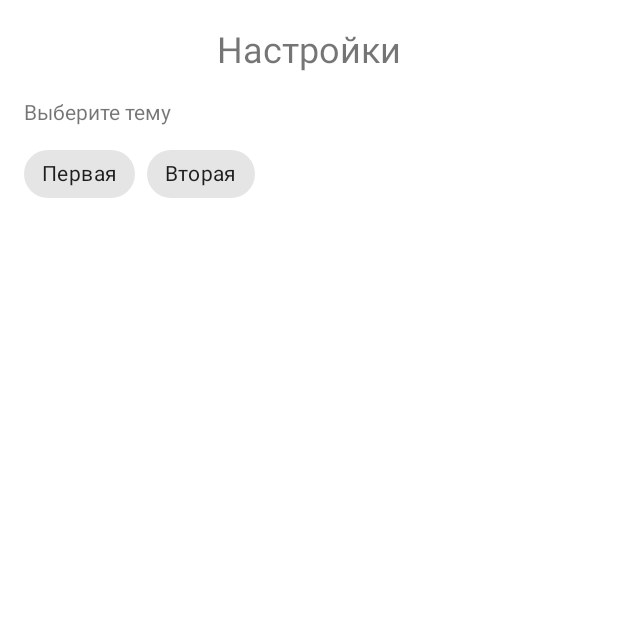
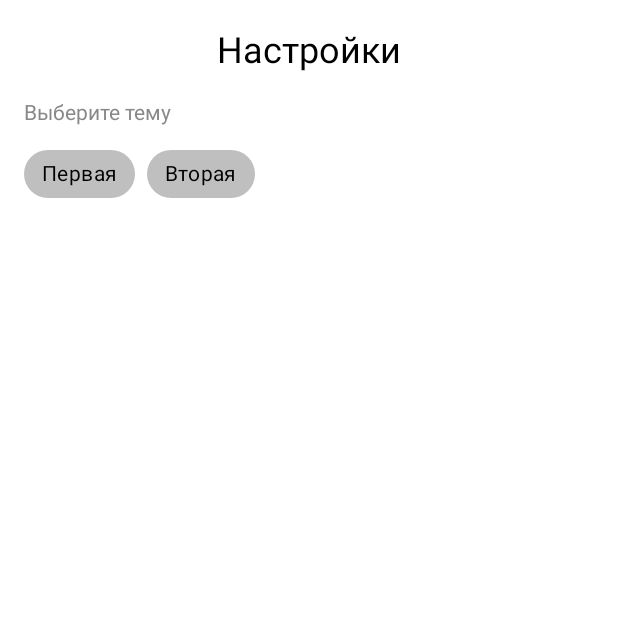
Before and after one commit to NikKonshin/MyPictureOfTheDay, an Android app: the screen it shows after launch (MainActivity), after a tap on "Настройки", on a phone screen of 412 x 824 dp, the top half of it. Run offline under Robolectric (Android 15) with nearby library versions, the phone set to English and light mode, and no system bars; libraries missing offline, so code that uses them is left out: coil.api.load; pictures from the network do not load.

Commit message:
доделал немного тему, при этом не писал viewmodel для фрагмента настроек, пока что.

```diff
--- a/app/src/main/java/com/example/mypictureoftheday/material/ui/fragments/SettingsFragment.kt
+++ b/app/src/main/java/com/example/mypictureoftheday/material/ui/fragments/SettingsFragment.kt
@@ -36,7 +36,7 @@ class SettingsFragment : Fragment() {
                     }
 
                     "Вторая"-> {
-                        CounterTheme.setTheme(R.style.Theme_MyCustom)
+                        CounterTheme.setTheme(R.style.Theme_MyCustomNight)
                         Toast.makeText(context, "Выбран ${it.id}", Toast.LENGTH_SHORT).show()
                     }
                 }
--- /dev/null
+++ b/app/src/main/res/color/chip_day_color.xml
@@ -0,0 +1,6 @@
+<?xml version="1.0" encoding="utf-8"?>
+<selector xmlns:android="http://schemas.android.com/apk/res/android">
+    <item android:color="@color/purple_200" android:state_pressed="true" />
+    <item android:color="@color/purple_200" android:state_checked="true" />
+    <item android:color="#40000000" android:state_enabled="true"/>
+</selector>
--- /dev/null
+++ b/app/src/main/res/color/chip_night_color.xml
@@ -0,0 +1,10 @@
+<?xml version="1.0" encoding="utf-8"?>
+<selector xmlns:android="http://schemas.android.com/apk/res/android">
+
+
+    <item android:color="#BC000000" android:state_pressed="true" />
+    <item android:color="@color/white" android:state_checked="true" />
+    <item android:color="@color/color_gray" android:state_enabled="true"/>
+
+
+</selector>
--- /dev/null
+++ b/app/src/main/res/color/text_input_lauout_stroke_color_night.xml
@@ -0,0 +1,5 @@
+<?xml version="1.0" encoding="utf-8"?>
+<selector xmlns:android="http://schemas.android.com/apk/res/android">
+    <item android:color="@color/white_transparent" android:state_focused="false"/>
+    <item android:color="@color/white" android:state_focused="true"/>
+</selector>
--- a/app/src/main/res/layout/fragment_main.xml
+++ b/app/src/main/res/layout/fragment_main.xml
@@ -42,6 +42,6 @@
     <com.google.android.material.floatingactionbutton.FloatingActionButton
         android:id="@+id/fab"
         app:layout_anchor="@id/bottom_app_bar"
-        style="@style/MyThemeFloatingActionButtonFragmentMain"
+        style="@style/MyThemeFloatingActionButton"
         app:srcCompat="@drawable/ic_plus_fab"/>
 </androidx.coordinatorlayout.widget.CoordinatorLayout>
--- a/app/src/main/res/values/colors.xml
+++ b/app/src/main/res/values/colors.xml
@@ -14,4 +14,8 @@
     <color name="color_gray">#66000000</color>
     <color name="sheet_line_background">#663b4351</color>
     <color name="bottom_sheet_color_background">#f6f6fa</color>
+    <color name="black_grey">#060609</color>
+    <color name="grey_transparent">#D26F6F70</color>
+    <color name="white_transparent">#60FFFFFF</color>
+
 </resources>
--- a/app/src/main/res/values/dimens.xml
+++ b/app/src/main/res/values/dimens.xml
@@ -13,4 +13,5 @@
     <dimen name="standard_margin_start_tv_name_chips_group">16dp</dimen>
     <dimen name="standard_margin_start_chips_group">16dp</dimen>
     <dimen name="small_margin_top_chips_group">8dp</dimen>
+    <dimen name="small_margin_navigation_view">8dp</dimen>
 </resources>
--- a/app/src/main/res/values/styles.xml
+++ b/app/src/main/res/values/styles.xml
@@ -24,7 +24,7 @@
 
     <!--    MainActivityThemes-->
     <style name="MyThemeFrameLayoutMainActivity" parent="MyThemeLayoutsMatchParent">
-
+        <item name="android:background">?backgroundColor</item>
     </style>
 
     <!--    MainFragmentThemes-->
@@ -44,9 +44,21 @@
         <item name="layout_constraintTop_toTopOf">parent</item>
         <item name="layout_constraintEnd_toEndOf">parent</item>
         <item name="layout_constraintStart_toStartOf">parent</item>
+        <item name="android:textColorHighlight">?MyTextColorView</item>
+        <item name="helperTextTextColor">?MyTextColorView</item>
+        <item name="counterTextColor">?MyTextColorView</item>
+        <item name="android:textColorHint">?MyTextColorView</item>
+        <item name="hintTextColor">?MyTextColorView</item>
+        <item name="endIconTint">?MyTextColorView</item>
+        <item name="boxStrokeColor">?MyColorStrokeTextInput</item>
+
     </style>
 
-    <style name="MyThemeTextInputEditTextFragmentMain" parent="MyThemeLayoutsMPAndWP"></style>
+    <style name="MyThemeTextInputEditTextFragmentMain">
+        <item name="android:layout_width">match_parent</item>
+        <item name="android:layout_height">wrap_content</item>
+        <item name="android:textColor">?MyTextColorView</item>
+    </style>
 
     <style name="MyNestedScrollViewFragmentMain" parent="MyThemeLayoutsMatchParent" />
 
@@ -63,20 +75,24 @@
 
     <style name="MyThemeBottomAppBarFragmentMain" parent="MyThemeLayoutsMPAndWP">
         <item name="android:layout_gravity">bottom</item>
-        <item name="android:backgroundTint">?colorPrimary</item>
+        <item name="android:backgroundTint">?MyColorBottomAppBar</item>
         <item name="fabAlignmentMode">center</item>
         <item name="hideOnScroll">true</item>
     </style>
 
-    <style name="MyThemeFloatingActionButtonFragmentMain" parent="MyThemeLayoutsWrapContent">
-        <item name="android:backgroundTint">@color/colorAccent</item>
+
+    <style name="MyThemeFloatingActionButton" parent="Widget.MaterialComponents.FloatingActionButton">
+        <item name="android:layout_width">wrap_content</item>
+        <item name="android:layout_height">wrap_content</item>
+        <item name="android:backgroundTint">?MyFABColor</item>
         <item name="tint">@color/white</item>
+        <item name="backgroundTint">?MyFABTintColor</item>
     </style>
 
     <!--    BottomSheetLayoutThemes-->
 
     <style name="MyThemeConstraintLayoutBottomSheetLayout" parent="MyThemeLayoutsMatchParent">
-        <item name="android:background">@color/bottom_sheet_color_background</item>
+        <item name="android:background">?MyBottomSheetBackgroundColor</item>
         <item name="behavior_hideable">false</item>
         <item name="behavior_peekHeight">@dimen/bottom_sheet_peekHeight</item>
         <item name="android:visibility">visible</item>
@@ -91,38 +107,53 @@
 
 
     <style name="MyThemeTextTitleBottomSheetLayout" parent="MyThemeTextBottomSheetLayout">
-        <item name="android:textColor">@color/black</item>
+        <item name="android:textColor">?attr/MyTextColorTitle</item>
         <item name="android:textSize">@dimen/bot_sheet_tv_title_text_size</item>
         <item name="android:textStyle">bold</item>
     </style>
 
-    <style name="MyThemeTextDescriptionBottomSheetLayout" parent="MyThemeTextBottomSheetLayout" />
+    <style name="MyThemeTextDescriptionBottomSheetLayout" parent="MyThemeTextBottomSheetLayout">
+        <item name="android:textColor">?attr/MyTextColor</item>
+    </style>
 
     <!--    SettingsFragment-->
 
     <style name="MyThemeTextViewHeading" parent="MyThemeLayoutsWrapContent">
         <item name="android:layout_marginTop">@dimen/standard_margin_top_heading</item>
         <item name="android:textSize">@dimen/standard_text_size_heading</item>
+        <item name="android:textColor">?MyTextColorTitle</item>
         <item name="android:textAlignment">center</item>
     </style>
 
     <style name="MyThemeTVNameChipsGroupTextView" parent="MyThemeLayoutsWrapContent">
+        <item name="android:textColor">?MyTextColor</item>
         <item name="android:layout_marginTop">@dimen/standard_margin_top_tv_name_chips_group</item>
-        <item name="android:layout_marginStart">@dimen/standard_margin_start_tv_name_chips_group</item>
+        <item name="android:layout_marginStart">@dimen/standard_margin_start_tv_name_chips_group
+        </item>
     </style>
 
     <style name="MyThemeChipsGroup" parent="MyThemeLayoutsWrapContent">
         <item name="android:layout_marginTop">@dimen/small_margin_top_chips_group</item>
         <item name="android:layout_marginStart">@dimen/standard_margin_start_chips_group</item>
         <item name="singleSelection">true</item>
+
     </style>
 
-        <style name="MyThemeChipChoice" parent="Widget.MaterialComponents.Chip.Choice">
-            <item name="android:layout_width">wrap_content</item>
-            <item name="android:layout_height">wrap_content</item>
-        </style>
-    <!--    <style name="MyThemeSettingsFragmentt" parent="Theme.MaterialComponents.DayNight.NoActionBar">-->
+    <style name="MyThemeChipChoice" parent="Widget.MaterialComponents.Chip.Choice">
+        <item name="android:textColor">?MyTextColorChip</item>
+        <item name="android:layout_width">wrap_content</item>
+        <item name="android:layout_height">wrap_content</item>
+        <item name="chipBackgroundColor">?MyColorBackgroundChip</item>
+    </style>
 
-    <!--    </style>-->
+
+    <style name="MyThemeNavigationView">
+        <item name="android:layout_gravity">bottom</item>
+        <item name="android:layout_marginTop">@dimen/small_margin_navigation_view</item>
+        <item name="android:layout_marginStart">@dimen/small_margin_navigation_view</item>
+        <item name="android:layout_marginEnd">@dimen/small_margin_navigation_view</item>
+
+    </style>
+
 
 </resources>
--- a/app/src/main/res/values/themes.xml
+++ b/app/src/main/res/values/themes.xml
@@ -5,24 +5,57 @@
         <item name="colorPrimary">@color/purple_500</item>
         <item name="colorPrimaryVariant">@color/purple_700</item>
         <item name="colorOnPrimary">@color/white</item>
+        <item name="backgroundColor">@color/white</item>
+        <item name="colorControlActivated">@color/grey_transparent</item>
         <!-- Secondary brand color. -->
         <item name="colorSecondary">@color/teal_200</item>
         <item name="colorSecondaryVariant">@color/teal_700</item>
         <item name="colorOnSecondary">@color/black</item>
+        <item name="MyTextColor">@color/grey_transparent</item>
+        <item name="MyTextColorTitle">@color/black</item>
+        <item name="MyTextColorView">@color/grey_transparent</item>
+        <item name="MyBottomSheetBackgroundColor">@color/bottom_sheet_color_background</item>
+        <item name="MyFABColor">@color/colorAccent</item>
+        <item name="MyFABTintColor">@color/teal_200</item>
+        <item name="MyColorBottomAppBar">@color/purple_500</item>
+        <item name="MyColorStrokeTextInput">@color/grey_transparent</item>
+        <item name="MyTextColorChip">@color/black</item>
+        <item name="MyColorBackgroundChip">@color/chip_day_color</item>
         <!-- Status bar color. -->
         <item name="android:statusBarColor" tools:targetApi="l">?attr/colorPrimaryVariant</item>
         <!-- Customize your theme here. -->
+        <item name="floatingActionButtonStyle">@style/MyThemeFloatingActionButton</item>
     </style>
 
-    <style name="Theme.MyCustom" parent="Theme.MaterialComponents.DayNight.NoActionBar">
+
+
+
+    <style name="Theme.MyCustomNight" parent="Theme.MaterialComponents.DayNight.NoActionBar">
         <!-- Primary brand color. -->
-        <item name="colorPrimary">@color/colorPrimaryDark</item>
-        <item name="colorPrimaryVariant">@color/colorPrimaryDark</item>
+        <item name="colorPrimary">@color/white_transparent</item>
+        <item name="colorPrimaryVariant">@color/black</item>
         <item name="colorOnPrimary">@color/white</item>
+        <item name="floatingActionButtonStyle">@style/MyThemeFloatingActionButton</item>
+        <item name="MyTextColorView">@color/white_transparent</item>
+        <item name="backgroundColor">@color/black</item>
+        <item name="MyFABTintColor">@color/white</item>
+        <item name="colorOnSurface">@color/white_transparent</item>
+
+
+
         <!-- Secondary brand color. -->
         <item name="colorSecondary">@color/teal_200</item>
         <item name="colorSecondaryVariant">@color/teal_700</item>
-        <item name="colorOnSecondary">@color/black</item>
+        <item name="MyBottomSheetBackgroundColor">@color/black_grey</item>
+        <item name="colorOnSecondary">@color/white</item>
+        <item name="MyTextColor">@color/white_transparent</item>
+        <item name="MyTextColorTitle">@color/white</item>
+        <item name="MyTextColorChip">@color/black</item>
+        <item name="MyColorBackgroundChip">@color/chip_night_color</item>
+        <item name="MyFABColor">@color/black</item>
+        <item name="MyColorBottomAppBar">@color/black</item>
+        <item name="MyColorStrokeTextInput">@color/text_input_lauout_stroke_color_night</item>
+        <item name="bottomSheetStyle">@style/MyThemeTextBottomSheetLayout</item>
         <!-- Status bar color. -->
         <item name="android:statusBarColor" tools:targetApi="l">?attr/colorPrimaryVariant</item>
         <!-- Customize your theme here. -->
```
Also changed, not shown: app/src/main/res/layout/bottom_navigation_layout.xml (+9 -6 lines), app/src/main/res/values/attrs.xml (added, +16 -0 lines).
